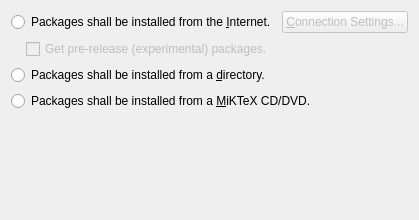
The window that Libraries/MiKTeX/UI/Qt/SiteWizType.ui (MiKTeX/miktex) describes before a commit, drawn with Qt 5.
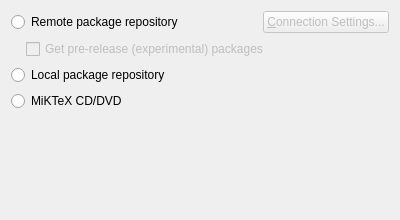
The same window after the commit.

What changed in the file:
```diff
--- a/Libraries/MiKTeX/UI/Qt/SiteWizType.ui
+++ b/Libraries/MiKTeX/UI/Qt/SiteWizType.ui
@@ -12,10 +12,10 @@
    </rect>
   </property>
   <property name="title">
-   <string>Installation Source</string>
+   <string>Package Source</string>
   </property>
   <property name="subTitle">
-   <string>Choose where you want to install packages from.</string>
+   <string>You can choose from where packages are retrieved:</string>
   </property>
   <layout class="QVBoxLayout">
    <item>
@@ -23,7 +23,7 @@
      <item>
       <widget class="QRadioButton" name="rbRemote">
        <property name="text">
-        <string>Packages shall be installed from the &amp;Internet.</string>
+        <string>Remote package repository</string>
        </property>
       </widget>
      </item>
@@ -76,7 +76,7 @@
         <bool>false</bool>
        </property>
        <property name="text">
-        <string>Get pre-release (experimental) packages.</string>
+        <string>Get pre-release (experimental) packages</string>
        </property>
       </widget>
      </item>
@@ -85,14 +85,14 @@
    <item>
     <widget class="QRadioButton" name="rbLocal">
      <property name="text">
-      <string>Packages shall be installed from a &amp;directory.</string>
+      <string>Local package repository</string>
      </property>
     </widget>
    </item>
    <item>
     <widget class="QRadioButton" name="rbCD">
      <property name="text">
-      <string>Packages shall be installed from a &amp;MiKTeX CD/DVD.</string>
+      <string>MiKTeX CD/DVD</string>
      </property>
     </widget>
    </item>
```
